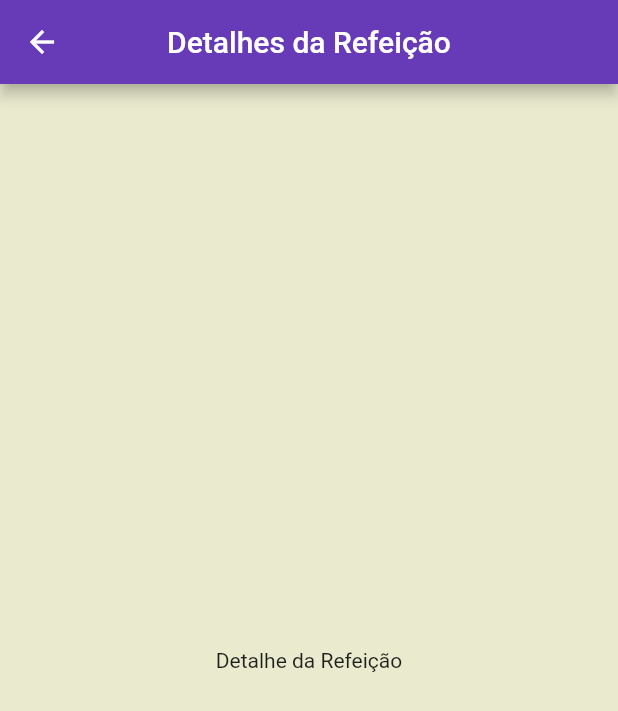
After one commit to LucasWMedeiros/app_receitas, a Flutter app: the MealDetailScreen screen opened by its route, on a phone screen of 412 x 824 dp. The commit adds this screen. Shown: the top 711 px of the screen. Run offline on Flutter 3.47's test engine with Material 2 defaults, Android fonts, the light colour scheme and no system bars; Roboto replaces fonts that are missing (RobotoCondensed).

Commit message:
criando tela de detalhes da refeição e referenciando rota

```diff
--- /dev/null
+++ b/lib/Screens/meal_detail_screen.dart
@@ -0,0 +1,19 @@
+// ignore_for_file: prefer_const_constructors
+
+import 'package:flutter/material.dart';
+
+class MealDetailScreen extends StatelessWidget {
+
+  @override
+  Widget build(BuildContext context) {
+    return Scaffold(
+      appBar: AppBar(
+        title: Text('Detalhes da Refeição'),
+        centerTitle: true,
+      ),
+      body: Center(
+        child: Text('Detalhe da Refeição'),
+      ),
+    );
+  }
+}
--- a/lib/main.dart
+++ b/lib/main.dart
@@ -2,6 +2,7 @@
 
 import 'package:app_receitas/Screens/categories_screen.dart';
 import 'package:app_receitas/Screens/categoris_meals_screen.dart';
+import 'package:app_receitas/Screens/meal_detail_screen.dart';
 import 'package:app_receitas/utils/app_routes.dart';
 import 'package:flutter/cupertino.dart';
 import 'package:flutter/material.dart';
@@ -28,7 +29,8 @@ class MyApp extends StatelessWidget {
       ),
       routes: {
         AppRoutes.HOME: (ctx) => CategoriesScreen(),
-        AppRoutes.CATEGORY_MEALS: (ctx) => CategoriesMealsScrean()
+        AppRoutes.CATEGORY_MEALS: (ctx) => CategoriesMealsScrean(),
+        AppRoutes.MEAL_DETAIL: (ctx) => MealDetailScreen(),
       },
     );
   }
--- a/lib/utils/app_routes.dart
+++ b/lib/utils/app_routes.dart
@@ -1,4 +1,5 @@
 class AppRoutes {
   static const HOME = '/';
   static const CATEGORY_MEALS = '/categories-meals';
+  static const MEAL_DETAIL = '/meal-detail';
 }
```
